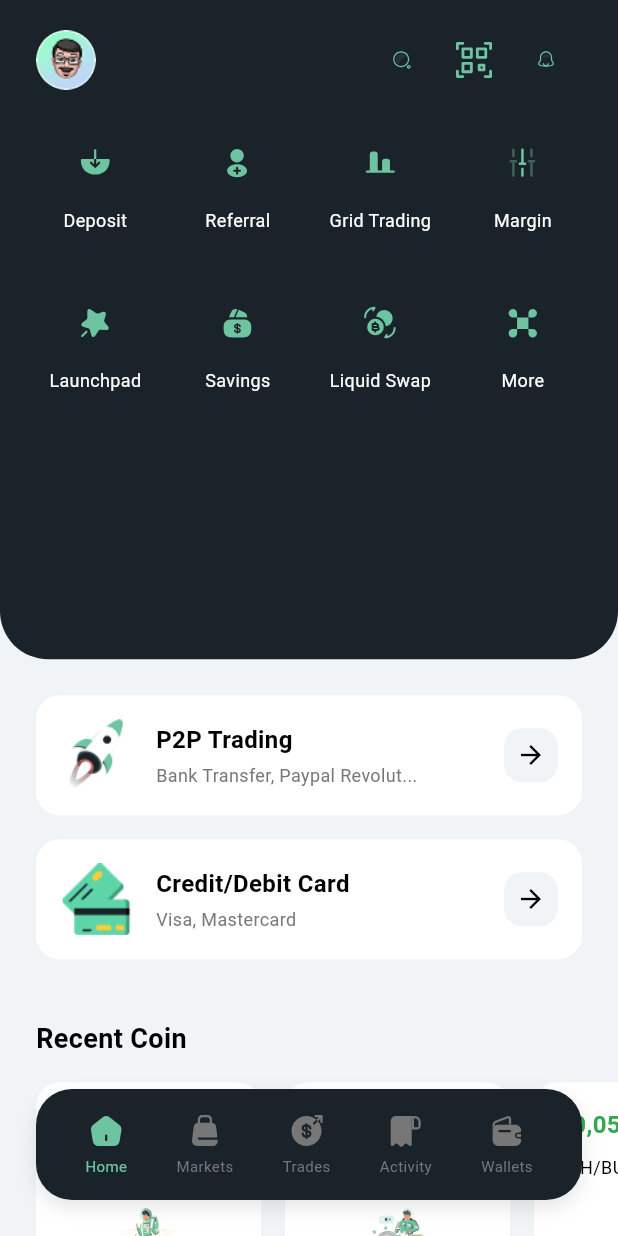
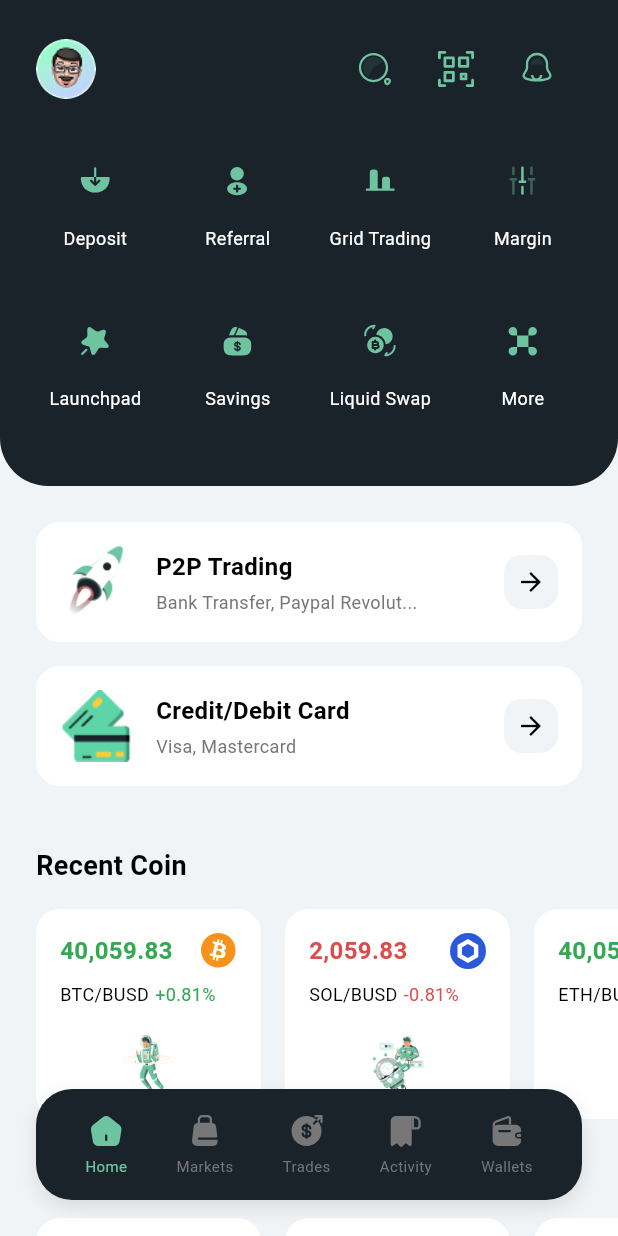
Before and after one commit to DevOmarAmer/crypto_tarde, a Flutter app: the HomeScreen screen opened by its route, on a phone screen of 412 x 824 dp. Run offline on Flutter 3.47's test engine with Material 3 defaults, Android fonts, the phone set to English and light mode, and no system bars; our stand-ins replace flutter_svg, get_it, go_router.

Commit message:
feat: implement main scaffold, app router, and core feature screens for home, market, wallet, and notifications

```diff
--- a/lib/core/routes/app_router.dart
+++ b/lib/core/routes/app_router.dart
@@ -1,3 +1,4 @@
+import 'package:flutter/material.dart';
 import 'package:go_router/go_router.dart';
 
 import '../../features/splash/presentation/screens/splash_screen.dart';
@@ -9,10 +10,7 @@ import '../../features/home/presentation/pages/home_screen.dart';
 import '../../features/notifications/presentation/pages/notifications_screen.dart';
 import '../../features/market/presentation/pages/market_screen.dart';
 import '../../features/wallet/presentation/pages/wallet_screen.dart';
-
-
-
-
+import '../widgets/main_scaffold.dart';
 
 class AppRouter {
   static const String splash = '/';
@@ -24,14 +22,12 @@ class AppRouter {
   static const String notifications = '/notifications';
   static const String market = '/market';
   static const String wallet = '/wallet';
-
-
-
-
+  static const String trades = '/trades'; // Placeholder for trades screen
 
   static final GoRouter router = GoRouter(
     initialLocation: splash,
     routes: [
+      // Routes without bottom navigation
       GoRoute(
         path: splash,
         builder: (context, state) => const SplashScreen(),
@@ -52,26 +48,46 @@ class AppRouter {
         path: settings,
         builder: (context, state) => const SettingsScreen(),
       ),
+
+      // Routes with persistent bottom navigation bar
+      ShellRoute(
+        builder: (context, state, child) {
+          return MainScaffold(
+            location: state.matchedLocation,
+            child: child,
+          );
+        },
+        routes: [
           GoRoute(
             path: home,
             builder: (context, state) => const HomeScreen(),
+          ),
+          GoRoute(
+            path: market,
+            builder: (context, state) => const MarketScreen(),
           ),
           GoRoute(
             path: notifications,
             builder: (context, state) => NotificationsScreen(),
           ),
           GoRoute(
-        path: market,
-        builder: (context, state) => const MarketScreen(),
-      ),
-      GoRoute(
             path: wallet,
             builder: (context, state) => const WalletScreen(),
           ),
-
-
-
-
+          GoRoute(
+            path: trades,
+            builder: (context, state) => Container(
+              color: Colors.black,
+              child: const Center(
+                child: Text(
+                  'Trades Page Coming Soon',
+                  style: TextStyle(color: Colors.white),
+                ),
+              ),
+            ),
+          ),
+        ],
+      ),
     ],
   );
 }
--- a/lib/core/widgets/custom_app_bar.dart
+++ b/lib/core/widgets/custom_app_bar.dart
@@ -27,8 +27,8 @@ class CustomAppBar extends StatelessWidget {
                     AppColors.primary,
                     BlendMode.srcIn,
                   ),
-                  width: 24,
-                  height: 24,
+                  width: 44,
+                  height: 44,
                 ),
                 onPressed: () {},
               ),
@@ -51,8 +51,8 @@ class CustomAppBar extends StatelessWidget {
                     AppColors.primary,
                     BlendMode.srcIn,
                   ),
-                  width: 24,
-                  height: 24,
+                  width: 44,
+                  height: 44,
                 ),
                 onPressed: () => context.push(AppRouter.notifications),
               ),
--- /dev/null
+++ b/lib/core/widgets/main_scaffold.dart
@@ -0,0 +1,36 @@
+import 'package:flutter/material.dart';
+import '../../features/home/presentation/widgets/custom_bottom_nav.dart';
+import '../theme/app_colors.dart';
+
+
+class MainScaffold extends StatelessWidget {
+  final Widget child;
+  final String location;
+
+  const MainScaffold({
+    super.key,
+    required this.child,
+    required this.location,
+  });
+
+  @override
+  Widget build(BuildContext context) {
+    return Scaffold(
+      backgroundColor: AppColors.darkBackground,
+      extendBody: true,
+      body: child,
+      bottomNavigationBar: CustomBottomNav(
+        currentIndex: _getCurrentIndex(location),
+      ),
+    );
+  }
+
+  int _getCurrentIndex(String location) {
+    if (location.startsWith('/home')) return 0;
+    if (location.startsWith('/market')) return 1;
+    if (location.startsWith('/trades')) return 2;
+    if (location.startsWith('/notifications')) return 3;
+    if (location.startsWith('/wallet')) return 4;
+    return 0;
+  }
+}
--- a/lib/features/home/presentation/pages/home_screen.dart
+++ b/lib/features/home/presentation/pages/home_screen.dart
@@ -4,7 +4,7 @@ import '../../../../core/theme/app_colors.dart';
 import '../widgets/home_header.dart';
 import '../widgets/trading_option_card.dart';
 import '../widgets/coin_card.dart';
-import '../widgets/custom_bottom_nav.dart';
+
 
 class HomeScreen extends StatelessWidget {
   const HomeScreen({super.key});
@@ -13,9 +13,8 @@ class HomeScreen extends StatelessWidget {
   Widget build(BuildContext context) {
     return Scaffold(
       backgroundColor: AppColors.lightBackground,
-      extendBody: true, // ضرورية لكي يظهر المحتوى أسفل شريط التنقل العائم
-      bottomNavigationBar: const CustomBottomNav(currentIndex: 0),
       body: SingleChildScrollView(
+
         padding: const EdgeInsets.only(bottom: 120.0), // مساحة لشريط التنقل
         child: Column(
           crossAxisAlignment: CrossAxisAlignment.start,
--- a/lib/features/home/presentation/widgets/home_header.dart
+++ b/lib/features/home/presentation/widgets/home_header.dart
@@ -24,6 +24,8 @@ class HomeHeader extends StatelessWidget {
           // شبكة الأيقونات السريعة
           Padding(
             padding: const EdgeInsets.symmetric(horizontal: 24.0),
+            child: SizedBox(
+              height: 200,
               child: GridView.count(
                 crossAxisCount: 4,
                 shrinkWrap: true,
@@ -67,6 +69,7 @@ class HomeHeader extends StatelessWidget {
                 ],
               ),
             ),
+          ),
         ],
       ),
     );
--- a/lib/features/market/presentation/pages/market_screen.dart
+++ b/lib/features/market/presentation/pages/market_screen.dart
@@ -1,8 +1,8 @@
 import 'package:flutter/material.dart';
 import '../../../../core/theme/app_colors.dart';
 import '../../../../core/widgets/custom_app_bar.dart';
-import '../../../home/presentation/widgets/custom_bottom_nav.dart';
 import '../../domain/models/market_coin_model.dart';
+
 import '../widgets/market_coin_tile.dart';
 
 class MarketScreen extends StatefulWidget {
@@ -78,9 +78,8 @@ class _MarketScreenState extends State<MarketScreen> {
   Widget build(BuildContext context) {
     return Scaffold(
       backgroundColor: AppColors.darkBackground,
-      extendBody: true,
-      bottomNavigationBar: const CustomBottomNav(),
       body: SafeArea(
+
         child: Column(
           children: [
             const CustomAppBar(), // المكون المُعاد استخدامه
--- a/lib/features/notifications/presentation/pages/notifications_screen.dart
+++ b/lib/features/notifications/presentation/pages/notifications_screen.dart
@@ -4,7 +4,7 @@ import '../../../../core/theme/app_colors.dart';
 import '../../../../core/widgets/custom_app_bar.dart';
 import '../../domain/models/notification_model.dart';
 import '../widgets/notification_tile.dart';
-import '../../../home/presentation/widgets/custom_bottom_nav.dart';
+
 
 class NotificationsScreen extends StatelessWidget {
   NotificationsScreen({super.key});
@@ -41,9 +41,8 @@ class NotificationsScreen extends StatelessWidget {
   Widget build(BuildContext context) {
     return Scaffold(
       backgroundColor: AppColors.darkBackground,
-      extendBody: true,
-      bottomNavigationBar: const CustomBottomNav(currentIndex: 3),
       body: SafeArea(
+
         child: Column(
           children: [
             const CustomAppBar(),
--- a/lib/features/wallet/presentation/pages/wallet_screen.dart
+++ b/lib/features/wallet/presentation/pages/wallet_screen.dart
@@ -1,7 +1,7 @@
 import 'package:flutter/material.dart';
 import '../../../../core/theme/app_colors.dart';
-import '../../../home/presentation/widgets/custom_bottom_nav.dart';
 import '../../domain/models/wallet_asset_model.dart';
+
 import '../widgets/wallet_asset_tile.dart';
 
 class WalletScreen extends StatefulWidget {
@@ -66,9 +66,8 @@ class _WalletScreenState extends State<WalletScreen> {
   Widget build(BuildContext context) {
     return Scaffold(
       backgroundColor: AppColors.darkBackground,
-      extendBody: true,
-      bottomNavigationBar: const CustomBottomNav(currentIndex: 4),
       body: SafeArea(
+
         child: Column(
           children: [
             _buildHeaderSection(),
```
Lines whose indentation alone changed are shown as unchanged.
